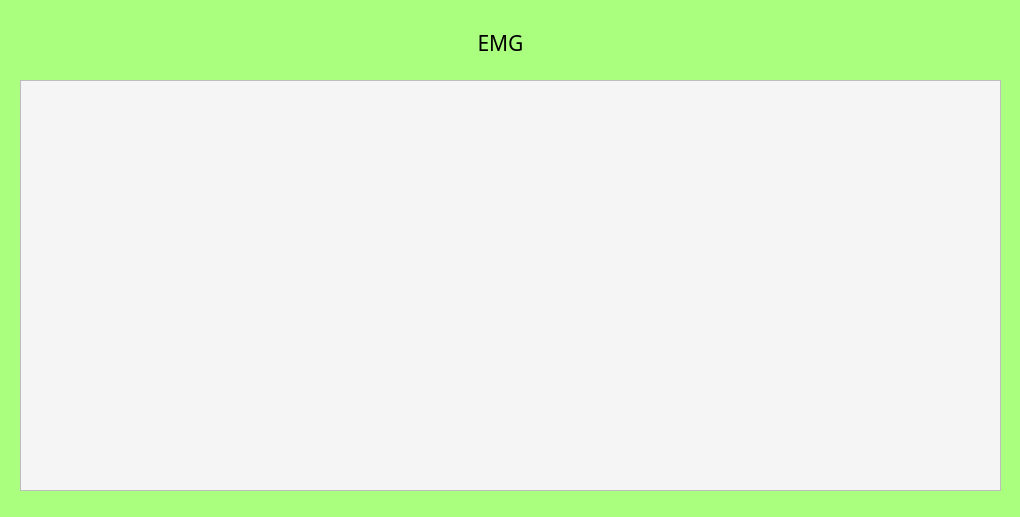
Old version of the form interfaz.ui in the repository emito121/emg.
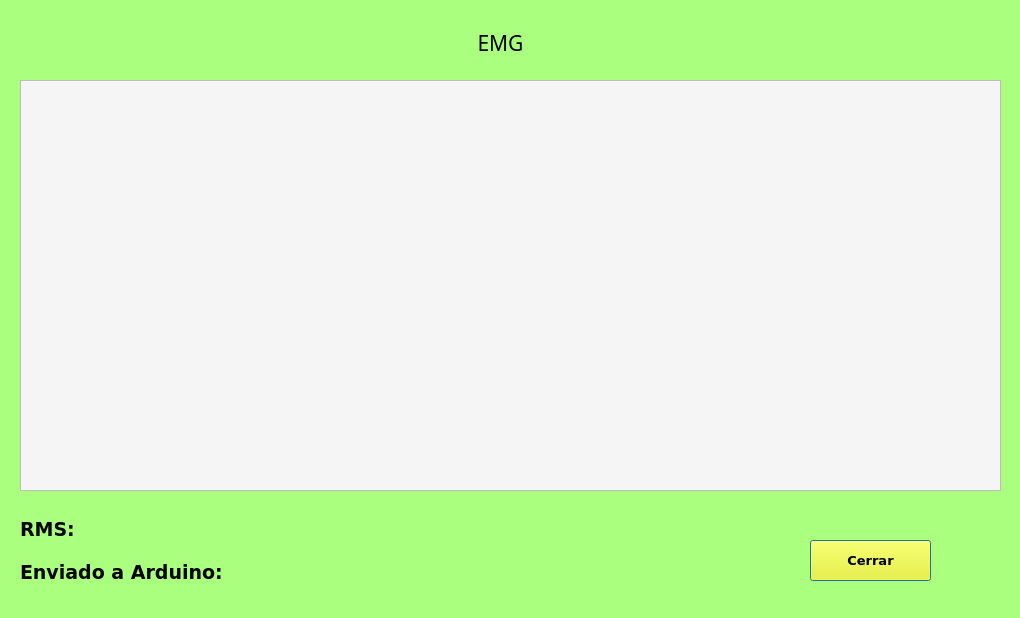
New version of the form. Icons and pictures are not drawn.

Commit message: trabajo codigos

```diff
--- a/interfaz.ui
+++ b/interfaz.ui
@@ -7,7 +7,7 @@
     <x>0</x>
     <y>0</y>
     <width>1020</width>
-    <height>517</height>
+    <height>618</height>
    </rect>
   </property>
   <property name="windowTitle">
@@ -63,6 +63,72 @@
     <string notr="true">background-color: rgb(245, 245, 245);</string>
    </property>
   </widget>
+  <widget class="QPushButton" name="button_close">
+   <property name="geometry">
+    <rect>
+     <x>810</x>
+     <y>540</y>
+     <width>121</width>
+     <height>41</height>
+    </rect>
+   </property>
+   <property name="font">
+    <font>
+     <family>Verdana</family>
+     <pointsize>10</pointsize>
+     <weight>75</weight>
+     <bold>true</bold>
+    </font>
+   </property>
+   <property name="styleSheet">
+    <string notr="true">background-color: rgb(255, 255, 0);</string>
+   </property>
+   <property name="text">
+    <string>Cerrar</string>
+   </property>
+  </widget>
+  <widget class="QWidget" name="">
+   <property name="geometry">
+    <rect>
+     <x>20</x>
+     <y>510</y>
+     <width>331</width>
+     <height>81</height>
+    </rect>
+   </property>
+   <layout class="QVBoxLayout" name="verticalLayout">
+    <item>
+     <widget class="QLabel" name="label_RMS">
+      <property name="font">
+       <font>
+        <family>Verdana</family>
+        <pointsize>14</pointsize>
+        <weight>75</weight>
+        <bold>true</bold>
+       </font>
+      </property>
+      <property name="text">
+       <string>RMS: </string>
+      </property>
+     </widget>
+    </item>
+    <item>
+     <widget class="QLabel" name="label_Arduino">
+      <property name="font">
+       <font>
+        <family>Verdana</family>
+        <pointsize>14</pointsize>
+        <weight>75</weight>
+        <bold>true</bold>
+       </font>
+      </property>
+      <property name="text">
+       <string>Enviado a Arduino: </string>
+      </property>
+     </widget>
+    </item>
+   </layout>
+  </widget>
  </widget>
  <resources/>
  <connections/>
```
The commit also changes 2 other files.
